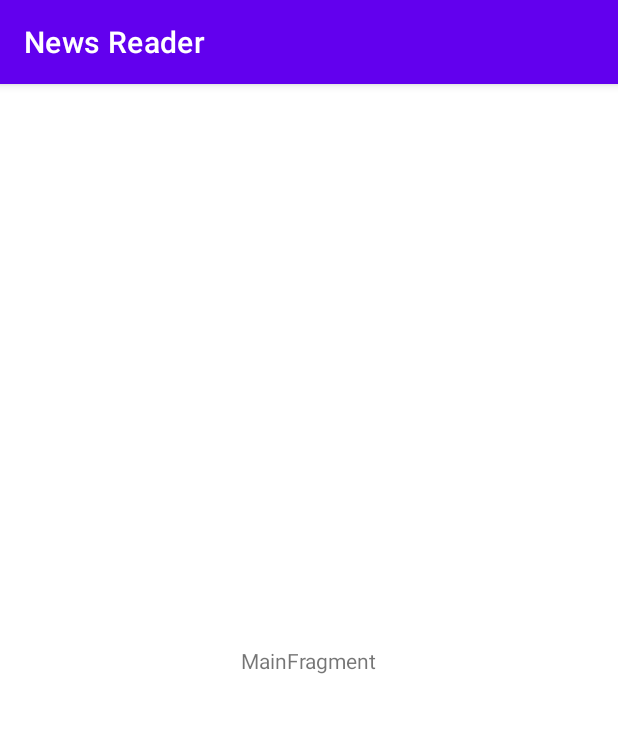
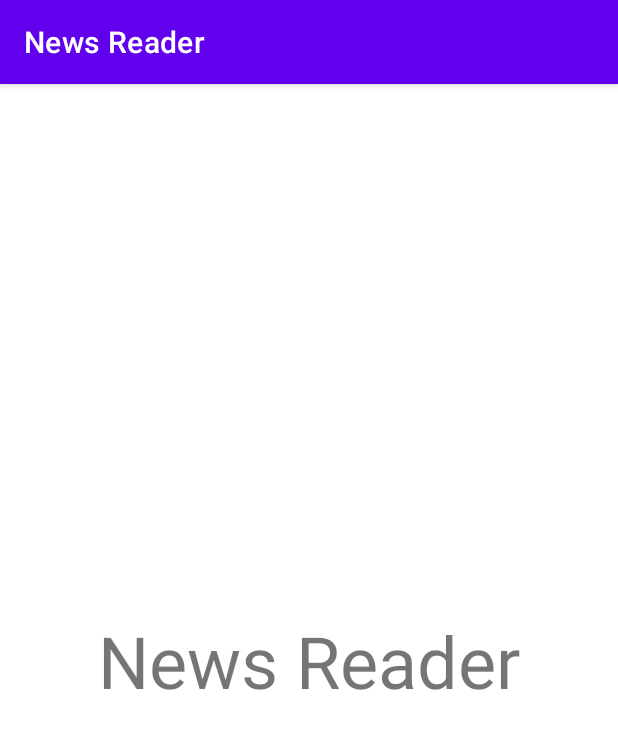
Before and after one commit to alexvalentin/News-Reader, an Android app: the screen it shows after launch (MainActivity), on a phone screen of 412 x 824 dp. Shown: the top 729 px of the screen. Run offline under Robolectric (Android 15) with nearby library versions, the phone set to English and light mode, and no system bars; our stand-ins replace data binding.

```diff
--- a/app/build.gradle
+++ b/app/build.gradle
@@ -4,12 +4,12 @@ plugins {
 
 android {
     compileSdkVersion 31
-    buildToolsVersion "31.0.0"
+    buildToolsVersion '30.0.2'
 
     defaultConfig {
         applicationId "com.alexandruvalentinconstantin.newsreader"
         minSdkVersion 24
-        targetSdkVersion 31
+        targetSdkVersion 30
         versionCode 1
         versionName "1.0"
 
@@ -26,6 +26,11 @@ android {
         sourceCompatibility JavaVersion.VERSION_1_8
         targetCompatibility JavaVersion.VERSION_1_8
     }
+
+    buildFeatures {
+        dataBinding true
+    }
+
 }
 
 dependencies {
--- a/app/src/main/java/com/alexandruvalentinconstantin/newsreader/ui/main/MainFragment.java
+++ b/app/src/main/java/com/alexandruvalentinconstantin/newsreader/ui/main/MainFragment.java
@@ -1,5 +1,4 @@
 package com.alexandruvalentinconstantin.newsreader.ui.main;
-
 import androidx.lifecycle.ViewModelProvider;
 
 import android.os.Bundle;
@@ -8,11 +7,13 @@ import androidx.annotation.NonNull;
 import androidx.annotation.Nullable;
 import androidx.fragment.app.Fragment;
 
+import android.util.Log;
 import android.view.LayoutInflater;
 import android.view.View;
 import android.view.ViewGroup;
 
-import com.alexandruvalentinconstantin.newsreader.R;
+import com.alexandruvalentinconstantin.newsreader.databinding.MainFragmentBinding;
+
 
 public class MainFragment extends Fragment {
 
@@ -22,18 +23,23 @@ public class MainFragment extends Fragment {
         return new MainFragment();
     }
 
+    @Override
+    public void onCreate(@Nullable Bundle savedInstanceState) {
+        super.onCreate(savedInstanceState);
+        mViewModel = new ViewModelProvider(this).get(MainViewModel.class);
+        Log.d(this.getClass().getSimpleName(), "onCreate: " + mViewModel);
+
+    }
+
+
     @Nullable
     @Override
     public View onCreateView(@NonNull LayoutInflater inflater, @Nullable ViewGroup container,
                              @Nullable Bundle savedInstanceState) {
-        return inflater.inflate(R.layout.main_fragment, container, false);
+
+        MainFragmentBinding binding = MainFragmentBinding.inflate(inflater, container, false);
+        binding.setViewModel(mViewModel);
+        return binding.getRoot();
+
     }
-
-    @Override
-    public void onActivityCreated(@Nullable Bundle savedInstanceState) {
-        super.onActivityCreated(savedInstanceState);
-        mViewModel = new ViewModelProvider(this).get(MainViewModel.class);
-        // TODO: Use the ViewModel
-    }
-
 }
--- a/app/src/main/res/layout/main_fragment.xml
+++ b/app/src/main/res/layout/main_fragment.xml
@@ -1,4 +1,12 @@
 <?xml version="1.0" encoding="utf-8"?>
+
+<layout>
+    <data>
+        <variable
+            name="viewModel"
+            type="com.alexandruvalentinconstantin.newsreader.ui.main.MainViewModel" />
+    </data>
+
 <androidx.constraintlayout.widget.ConstraintLayout xmlns:android="http://schemas.android.com/apk/res/android"
     xmlns:app="http://schemas.android.com/apk/res-auto"
     xmlns:tools="http://schemas.android.com/tools"
@@ -11,10 +19,12 @@
         android:id="@+id/message"
         android:layout_width="wrap_content"
         android:layout_height="wrap_content"
-        android:text="MainFragment"
+        android:textSize="48sp"
+        android:text="@string/app_name"
         app:layout_constraintBottom_toBottomOf="parent"
         app:layout_constraintEnd_toEndOf="parent"
         app:layout_constraintStart_toStartOf="parent"
         app:layout_constraintTop_toTopOf="parent" />
 
 </androidx.constraintlayout.widget.ConstraintLayout>
+</layout>
```
